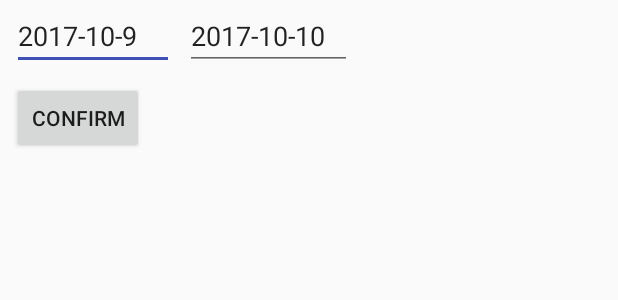
After one commit to PROGRAMM33R/NASA_api, an Android app: the layout activity_asteroids2.xml on its own in the app's theme, with its tools: preview values and no code run, on a phone screen of 412 x 824 dp. The commit adds this screen. Shown: the top 300 px of the screen. Run offline under Robolectric (Android 15) with nearby library versions, the phone set to English and light mode, and no system bars.

Commit message:
Asteroids added

```diff
--- a/NASA_api/app/src/main/AndroidManifest.xml
+++ b/NASA_api/app/src/main/AndroidManifest.xml
@@ -25,6 +25,10 @@
                 <category android:name="android.intent.category.LAUNCHER" />
             </intent-filter>
         </activity>
+        <activity
+            android:name=".AsteroidsActivity"
+            android:label="@string/title_activity_asteroids"
+            android:theme="@style/AppTheme.NoActionBar"></activity>
     </application>
 
 </manifest>
--- a/NASA_api/app/src/main/java/com/example/adam/nasa_api/APODJSONParser.java
+++ b/NASA_api/app/src/main/java/com/example/adam/nasa_api/APODJSONParser.java
@@ -12,17 +12,16 @@ import java.io.InputStreamReader;
 
 public class APODJSONParser {
 
-
     public APODEntry parse(InputStream in) throws IOException {
         JsonReader reader = new JsonReader(new InputStreamReader(in, "UTF-8"));
         try {
-            return readPollutionObject(reader);
+            return readAPODObject(reader);
         } finally {
             reader.close();
         }
     }
 
-    public APODEntry readPollutionObject(JsonReader reader) throws IOException {
+    public APODEntry readAPODObject(JsonReader reader) throws IOException {
 
         APODEntry we = new APODEntry();
 
--- /dev/null
+++ b/NASA_api/app/src/main/res/layout/activity_asteroids2.xml
@@ -0,0 +1,66 @@
+<?xml version="1.0" encoding="utf-8"?>
+<android.support.constraint.ConstraintLayout xmlns:android="http://schemas.android.com/apk/res/android"
+    xmlns:app="http://schemas.android.com/apk/res-auto"
+    xmlns:tools="http://schemas.android.com/tools"
+    android:id="@+id/drawer_layout"
+    android:layout_width="match_parent"
+    android:layout_height="match_parent"
+    android:fitsSystemWindows="true"
+    tools:openDrawer="start">
+
+    <EditText
+        android:id="@+id/editTextDateFrom"
+        android:layout_width="108dp"
+        android:layout_height="39dp"
+        android:layout_marginLeft="10dp"
+        android:layout_marginTop="7dp"
+        android:ems="10"
+        android:inputType="date"
+        android:text="2017-10-9"
+        app:layout_constraintLeft_toLeftOf="parent"
+        app:layout_constraintTop_toTopOf="parent"
+        android:layout_marginStart="8dp" />
+
+    <EditText
+        android:id="@+id/editTextDateTo"
+        android:layout_width="111dp"
+        android:layout_height="39dp"
+        android:layout_marginLeft="7dp"
+        android:layout_marginRight="8dp"
+        android:layout_marginTop="7dp"
+        android:ems="10"
+        android:inputType="date"
+        android:text="2017-10-10"
+        app:layout_constraintHorizontal_bias="0.0"
+        app:layout_constraintLeft_toRightOf="@+id/editTextDateFrom"
+        app:layout_constraintRight_toRightOf="parent"
+        app:layout_constraintTop_toTopOf="parent"
+        android:layout_marginStart="7dp"
+        android:layout_marginEnd="8dp" />
+
+    <Button
+        android:id="@+id/buttonConfirm"
+        android:layout_width="wrap_content"
+        android:layout_height="wrap_content"
+        android:layout_marginLeft="8dp"
+        android:layout_marginRight="8dp"
+        android:layout_marginTop="8dp"
+        android:text="Confirm"
+        app:layout_constraintLeft_toLeftOf="parent"
+        app:layout_constraintRight_toRightOf="parent"
+        app:layout_constraintTop_toBottomOf="@+id/editTextDateFrom"
+        android:layout_marginStart="8dp"
+        android:layout_marginEnd="8dp"
+        app:layout_constraintHorizontal_bias="0.0" />
+
+    <ListView
+        android:id="@+id/listOfAsteroids"
+        android:layout_width="match_parent"
+        android:layout_height="395dp"
+        android:layout_marginTop="12dp"
+        app:layout_constraintHorizontal_bias="0.0"
+        app:layout_constraintLeft_toLeftOf="parent"
+        app:layout_constraintRight_toRightOf="parent"
+        app:layout_constraintTop_toBottomOf="@+id/buttonConfirm" />
+
+</android.support.constraint.ConstraintLayout>
--- a/NASA_api/app/src/main/res/values/dimens.xml
+++ b/NASA_api/app/src/main/res/values/dimens.xml
@@ -5,4 +5,6 @@
     <dimen name="nav_header_vertical_spacing">16dp</dimen>
     <dimen name="nav_header_height">160dp</dimen>
     <dimen name="fab_margin">16dp</dimen>
+    <dimen name="app_bar_height">180dp</dimen>
+    <dimen name="text_margin">16dp</dimen>
 </resources>
--- a/NASA_api/app/src/main/res/values/strings.xml
+++ b/NASA_api/app/src/main/res/values/strings.xml
@@ -1,5 +1,5 @@
 <resources>
-    <string name="app_name">NASA_API</string>
+    <string name="app_name">NASA API</string>
 
     <string name="navigation_drawer_open">Open navigation drawer</string>
     <string name="navigation_drawer_close">Close navigation drawer</string>
@@ -11,5 +11,9 @@
     <string name="xml_error">Error parsing XML.</string>
     <string name="title_activity_menu">MenuActivity</string>
 
+    <string name="download_short">Downloading data...</string>
+
     <string name="action_settings">Settings</string>
+    <string name="title_activity_asteroids">Asteroids Search - near earth objects</string>
+
 </resources>
```
Also changed, not shown: NASA_api/app/src/main/java/com/example/adam/nasa_api/AsteroidsActivity.java (added, +188 -0 lines), NASA_api/app/src/main/java/com/example/adam/nasa_api/AsteroidsEntry.java (added, +17 -0 lines), NASA_api/app/src/main/java/com/example/adam/nasa_api/AsteroidsJSONParser.java (added, +157 -0 lines), NASA_api/app/src/main/java/com/example/adam/nasa_api/MainActivity.java (+6 -7 lines), NASA_api/app/src/main/res/layout/activity_asteroids.xml (added, +39 -0 lines), NASA_api/app/src/main/res/layout/content_asteroids.xml (added, +77 -0 lines), NASA_api/app/src/main/res/menu/menu_asteroids.xml (added, +10 -0 lines).
